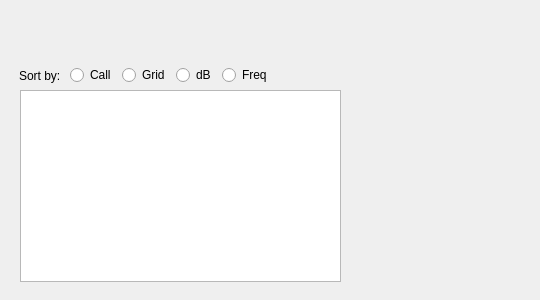
Qt form foxcalls.ui (saitohirga/WSJT-X) before a commit.
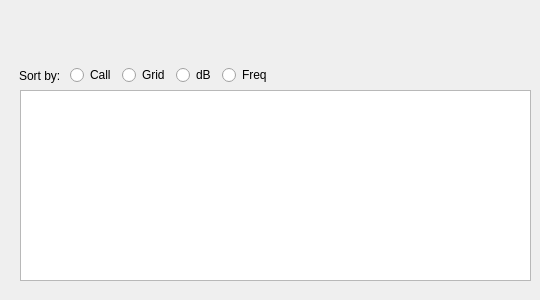
The same form after that commit.

```diff
--- a/foxcalls.ui
+++ b/foxcalls.ui
@@ -13,16 +13,6 @@
   <property name="windowTitle">
    <string>Form</string>
   </property>
-  <widget class="QTextBrowser" name="textBrowser">
-   <property name="geometry">
-    <rect>
-     <x>20</x>
-     <y>90</y>
-     <width>321</width>
-     <height>192</height>
-    </rect>
-   </property>
-  </widget>
   <widget class="QWidget" name="horizontalLayoutWidget">
    <property name="geometry">
     <rect>
@@ -83,6 +73,22 @@
     </item>
    </layout>
   </widget>
+  <widget class="QPlainTextEdit" name="foxPlainTextEdit">
+   <property name="geometry">
+    <rect>
+     <x>20</x>
+     <y>90</y>
+     <width>511</width>
+     <height>191</height>
+    </rect>
+   </property>
+   <property name="font">
+    <font>
+     <family>Courier New</family>
+     <pointsize>12</pointsize>
+    </font>
+   </property>
+  </widget>
  </widget>
  <resources/>
  <connections/>
```
